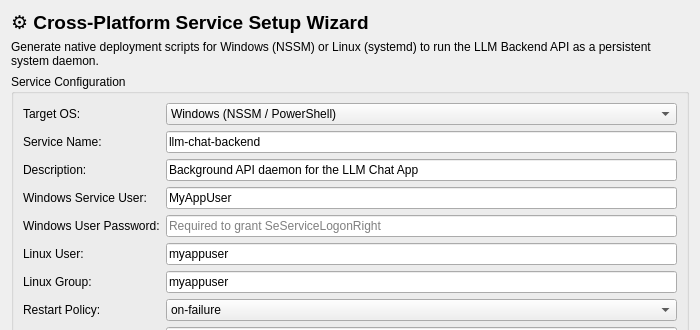
Before: the Qt Designer form operator_tools/migration/ui_assets/service_installer.ui in Arean82/llm_chat_app, drawn with Qt 5; both pictures show x 0 to 700 and y 0 to 330 of the 700 by 800 pixel window.
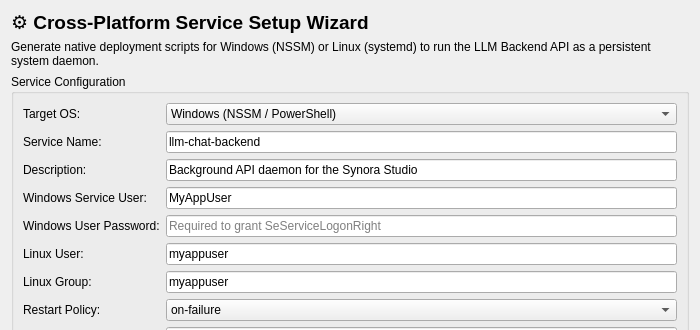
After: the same form once the commit is applied.

Commit message: feat: rebrand project to Synora Studio, restructure desktop UI, and add multi-tenant driver support

The edit to the form file:
```diff
--- a/operator_tools/migration/ui_assets/service_installer.ui
+++ b/operator_tools/migration/ui_assets/service_installer.ui
@@ -85,7 +85,7 @@
       <item row="2" column="1">
        <widget class="QLineEdit" name="svcDesc">
         <property name="text">
-         <string>Background API daemon for the LLM Chat App</string>
+         <string>Background API daemon for the Synora Studio</string>
         </property>
        </widget>
       </item>
```
The commit also changes 61 other files.
